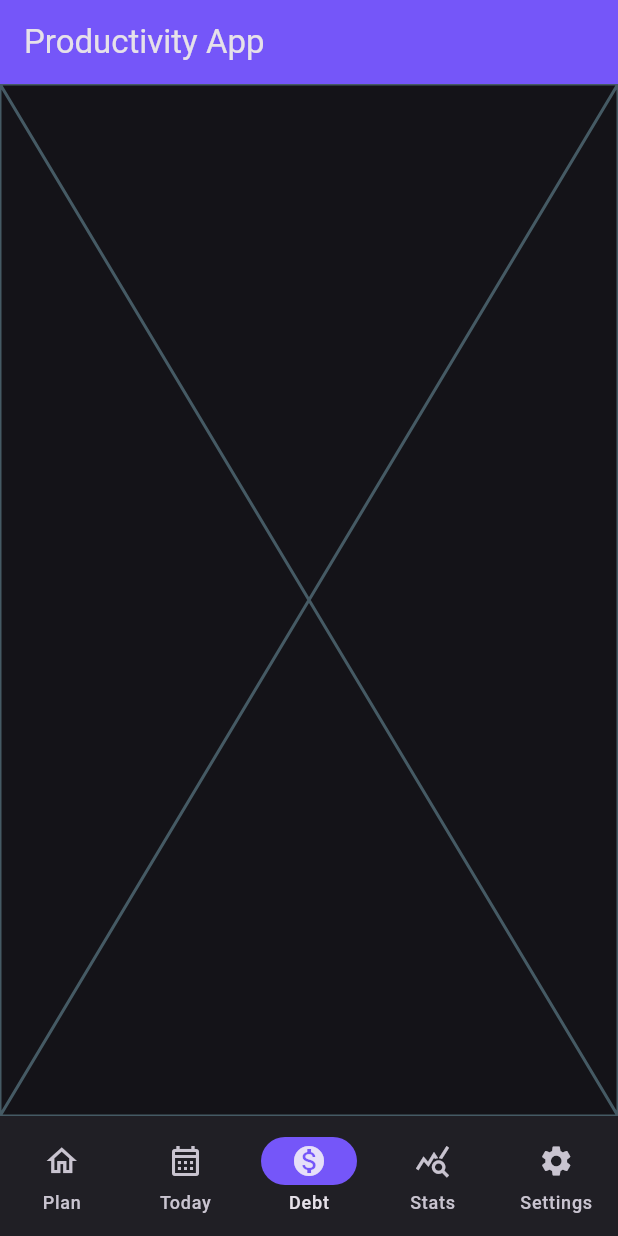
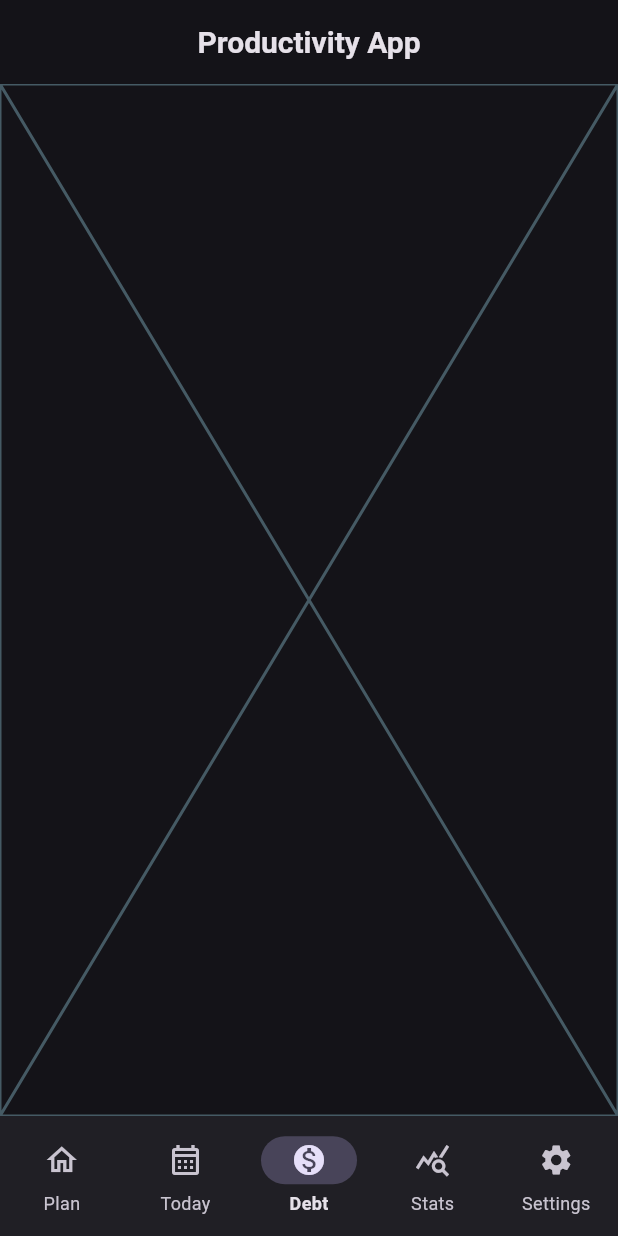
Before and after one commit to DinosDevv/productivity, a Flutter app: the screen it shows after launch, item 3 of the bottom bar chosen, on a phone screen of 412 x 824 dp. Run offline on Flutter 3.47's test engine with Material 3 defaults, Android fonts, the phone set to English and light mode, and no system bars; our stand-ins replace flutter_riverpod, hive_flutter; missing offline and left inert: linear_progress_bar; accounts and stored records are empty.

Commit message:
UI Changes

```diff
--- a/lib/features/timer/controllers/task_timer.dart
+++ b/lib/features/timer/controllers/task_timer.dart
@@ -19,6 +19,7 @@ class TimerController extends ChangeNotifier{
     /*
       Assuming .start() has been called, remainingSeconds, startingSeconds are probably already set
       so I can probably just calculate the percentage here
+      Im doing this to does it work? we will find out, I have to type into claude
     */
 
     double percentage;
--- a/lib/shared/UI/colors.dart
+++ /dev/null
@@ -1,8 +0,0 @@
-import 'package:flutter/material.dart';
-
-/*
-  Need to add more colors, themes, make the app more beautiful
-*/
-
-const appBarColor = Color.fromARGB(255, 117, 86, 249);
-const taskColor = Color.fromARGB(255, 36, 45, 56);
--- /dev/null
+++ b/lib/shared/UI/theme.dart
@@ -0,0 +1,87 @@
+import 'package:flutter/material.dart';
+
+/*
+  Single source of truth for the app's look & feel.
+
+  Everything visual is derived from ONE seed colour, so the whole palette
+  (backgrounds, cards, text, accents) stays consistent and there are no
+  hardcoded colours scattered across widgets. To restyle the app you change
+  `seed` here and nothing else.
+*/
+
+class AppTheme {
+  AppTheme._(); // no instances — this is just a namespace
+
+  // The one brand colour the entire palette is generated from (the old purple).
+  static const Color seed = Color(0xFF7556F9);
+
+  static ThemeData get dark {
+    final scheme = ColorScheme.fromSeed(
+      seedColor: seed,
+      brightness: Brightness.dark,
+    );
+
+    return ThemeData(
+      useMaterial3: true,
+      colorScheme: scheme,
+      scaffoldBackgroundColor: scheme.surface,
+
+      // Flat app bar that gains a subtle tint only once content scrolls under it.
+      appBarTheme: AppBarTheme(
+        centerTitle: true,
+        backgroundColor: scheme.surface,
+        foregroundColor: scheme.onSurface,
+        elevation: 0,
+        scrolledUnderElevation: 3,
+        titleTextStyle: TextStyle(
+          fontSize: 20,
+          fontWeight: FontWeight.w600,
+          color: scheme.onSurface,
+        ),
+      ),
+
+      navigationBarTheme: NavigationBarThemeData(
+        backgroundColor: scheme.surfaceContainer,
+        indicatorColor: scheme.secondaryContainer,
+        elevation: 0,
+        labelTextStyle: WidgetStateProperty.resolveWith((states) {
+          final selected = states.contains(WidgetState.selected);
+          return TextStyle(
+            fontSize: 12,
+            fontWeight: selected ? FontWeight.w600 : FontWeight.w400,
+            color: selected ? scheme.onSurface : scheme.onSurfaceVariant,
+          );
+        }),
+      ),
+
+      // Default card look used by task rows and settings rows.
+      cardTheme: CardThemeData(
+        color: scheme.surfaceContainerHighest,
+        elevation: 0,
+        clipBehavior: Clip.antiAlias,
+        margin: EdgeInsets.zero,
+        shape: RoundedRectangleBorder(borderRadius: BorderRadius.circular(16)),
+      ),
+
+      floatingActionButtonTheme: FloatingActionButtonThemeData(
+        backgroundColor: scheme.primaryContainer,
+        foregroundColor: scheme.onPrimaryContainer,
+      ),
+
+      dialogTheme: DialogThemeData(
+        backgroundColor: scheme.surfaceContainerHigh,
+        shape: RoundedRectangleBorder(borderRadius: BorderRadius.circular(24)),
+      ),
+
+      // Text fields (e.g. the "Add task" dialog) get a soft filled look.
+      inputDecorationTheme: InputDecorationTheme(
+        filled: true,
+        fillColor: scheme.surfaceContainerHighest,
+        border: OutlineInputBorder(
+          borderRadius: BorderRadius.circular(12),
+          borderSide: BorderSide.none,
+        ),
+      ),
+    );
+  }
+}
--- a/lib/shared/main_mat.dart
+++ b/lib/shared/main_mat.dart
@@ -1,5 +1,5 @@
 import 'package:flutter/material.dart';
-import 'UI/colors.dart';
+import 'UI/theme.dart';
 import 'main_screen.dart';
 import 'package:flutter_riverpod/flutter_riverpod.dart';
 
@@ -9,18 +9,7 @@ class Main extends ConsumerWidget {
   Widget build(BuildContext context, WidgetRef ref) {
     return MaterialApp(
       title: 'Productivity',
-      theme: ThemeData(
-        colorScheme: ColorScheme.fromSeed(
-          seedColor: appBarColor,
-          brightness: Brightness.dark,
-        ),
-        textTheme: TextTheme(
-          displayLarge: const TextStyle(
-            fontSize: 72,
-            fontWeight: FontWeight.bold,
-          ),
-        ),
-      ),
+      theme: AppTheme.dark,
       home: MainScreen(index: 0),
       debugShowCheckedModeBanner: false,
     );
--- a/lib/shared/main_screen.dart
+++ b/lib/shared/main_screen.dart
@@ -4,7 +4,6 @@ import '../features/debt/widgets/debt_screen.dart';
 import '../features/settings/widgets/settings_screen.dart';
 import '../features/stats/widgets/stats_screen.dart';
 import '../features/timer/widgets/today_screen.dart';
-import 'UI/colors.dart';
 
 class MainScreen extends StatefulWidget {
 
@@ -23,7 +22,6 @@ class _MainScreenState extends State<MainScreen> {
   Widget build(BuildContext context) {
     return Scaffold(
       appBar: AppBar(
-          backgroundColor: appBarColor,
           title: Text("Productivity App"),
       ),
       bottomNavigationBar: NavigationBar(
@@ -32,7 +30,6 @@ class _MainScreenState extends State<MainScreen> {
             currentPageIndex = index;
           });
         },
-        indicatorColor: appBarColor,
         selectedIndex: currentPageIndex,
         destinations: const <Widget>[
           NavigationDestination(
--- a/lib/todo.txt
+++ b/lib/todo.txt
@@ -3,6 +3,7 @@ OPEN BUGS
 - pause() always ends up true -> should be a single isPaused = !isPaused
 - deleteTask() doesn't await/return HiveFunctions.deleteItem, so the `await` at the call site waits for nothing -> return or await the inner call
 - Timers/controllers are never disposed (memory + battery leak)
+  - Also a lot of timers can be active at the same time and the
 - Task submission has no validation: can submit with 0 duration or no name
 
 CLEANUP
@@ -15,9 +16,10 @@ CLEANUP
 ARCHITECTURE / TODO
 - UI still reads Hive directly (task_screen line 22) -> expose reads/listenable through TaskRepository too, so widgets never touch Hive
 - Navigation hack: tapping a task pushes a whole new MainScreen just to switch tab -> switch the tab index via shared state instead
-- Add a real Theme, remove hardcoded colors in shared/UI/colors.dart
 
 DONE
 - TaskRepository is now a single source of truth over Hive (no parallel list), instance-based via .instance
 - HiveFunctions made generic (<T>) and lint-free
 - TimerController is a true singleton; the timer UI updates live
+- Central AppTheme (shared/UI/theme.dart) generates the whole palette from one seed; deleted colors.dart and all hardcoded colours
+- Task/Setting/PlanTimer/SkipBtn/TodayScreen converted to StatelessWidget (they held no state)
```
Also changed, not shown: lib/features/debt/debt_manager.dart (added, +18 -0 lines), lib/features/settings/widgets/setting.dart (+6 -8 lines), lib/features/settings/widgets/settings_screen.dart (+18 -10 lines), lib/features/tasks/widgets/task.dart (+41 -26 lines), lib/features/timer/widgets/plan_timer.dart (+16 -16 lines), lib/features/timer/widgets/today_screen.dart (+15 -14 lines), lib/shared/UI/buttons/skip_btn.dart (+9 -10 lines).
